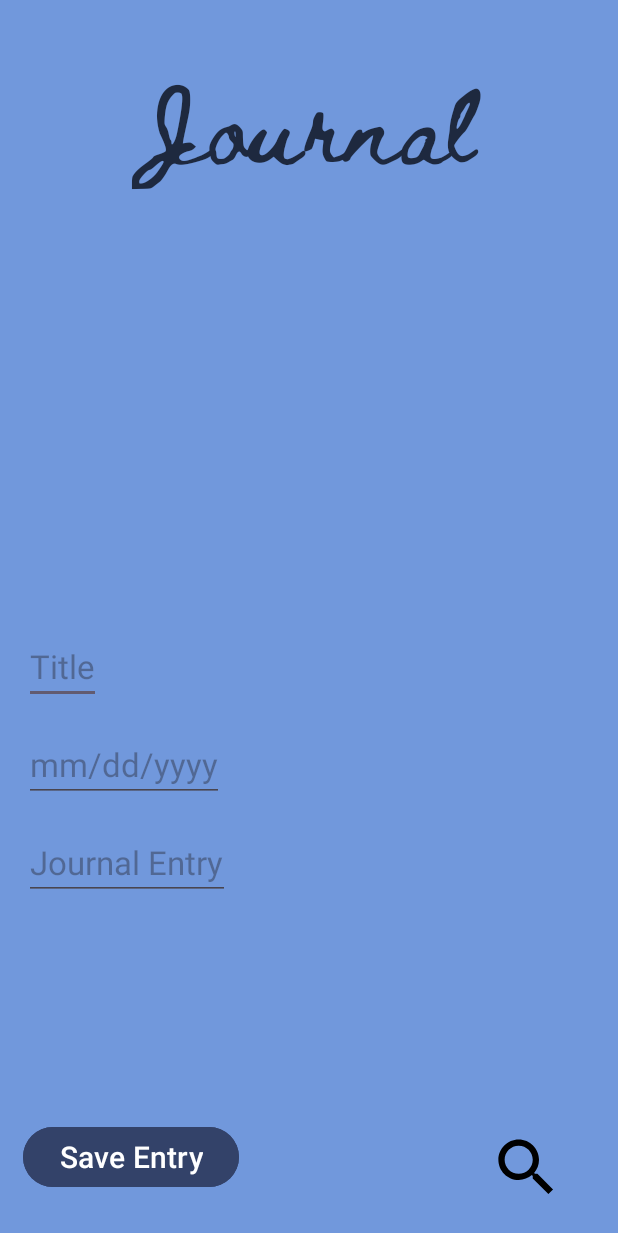
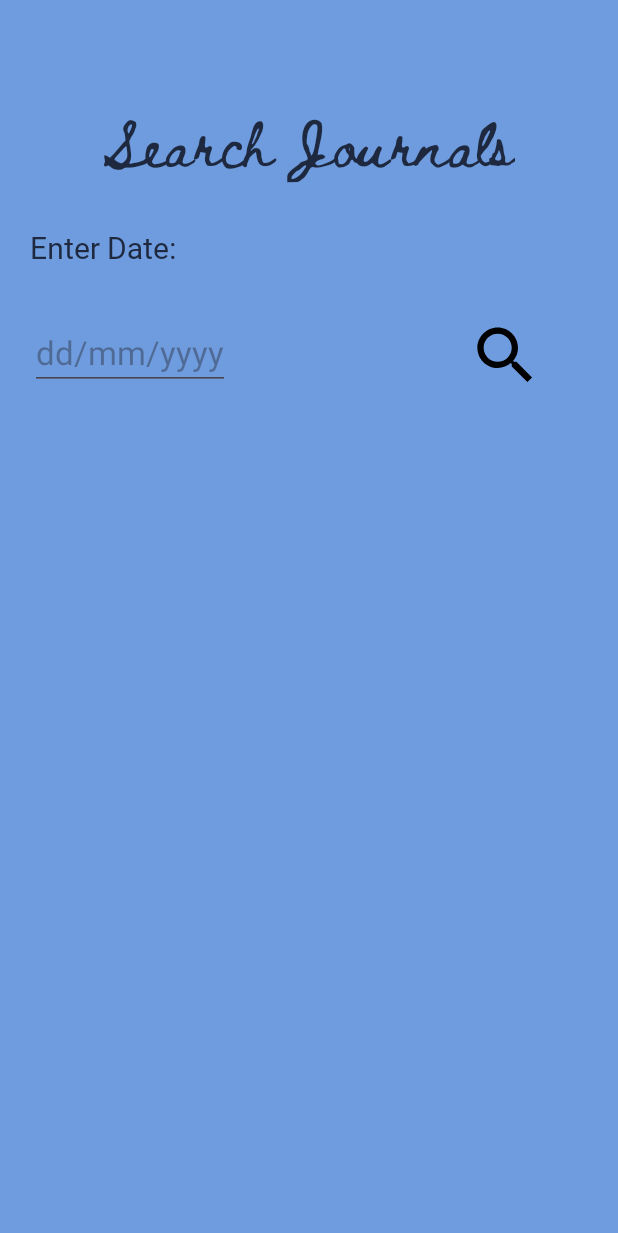
Before and after one commit to aavery0506/MADFinalApp, an Android app: the screen it shows after launch (Journal before the commit, JournalSearch after it), on a phone screen of 412 x 824 dp. Shown: the top 1233 px of the screen. Run offline under Robolectric (Android 15) with nearby library versions, the phone set to English and light mode, and no system bars.

Commit message:
working on journal search page

```diff
--- a/app/src/main/AndroidManifest.xml
+++ b/app/src/main/AndroidManifest.xml
@@ -13,7 +13,7 @@
         android:theme="@style/Theme.SelfCareApp"
         tools:targetApi="31">
         <activity
-            android:name=".JournalSearch"
+            android:name=".Journal"
             android:exported="false" />
         <activity
             android:name=".MainActivity"
@@ -31,7 +31,7 @@
             android:name=".LoginScreen"
             android:exported="false" />
         <activity
-            android:name=".Journal"
+            android:name=".JournalSearch"
             android:exported="true">
             <intent-filter>
                 <action android:name="android.intent.action.MAIN" />
--- a/app/src/main/java/com/example/selfcareapp/HomeScreen.java
+++ b/app/src/main/java/com/example/selfcareapp/HomeScreen.java
@@ -33,7 +33,7 @@ public class HomeScreen extends AppCompatActivity {
         binding.HomeJournal.setOnClickListener(new View.OnClickListener() {
             @Override
             public void onClick(View view) {
-                Intent intent = new Intent(HomeScreen.this, HomeScreen.class);
+                Intent intent = new Intent(HomeScreen.this, Journal.class);
                 startActivity(intent);
             }
         });
--- a/app/src/main/java/com/example/selfcareapp/JournalSearch.java
+++ b/app/src/main/java/com/example/selfcareapp/JournalSearch.java
@@ -1,6 +1,7 @@
 package com.example.selfcareapp;
 
 import android.os.Bundle;
+import android.view.View;
 
 import androidx.activity.EdgeToEdge;
 import androidx.appcompat.app.AppCompatActivity;
@@ -8,13 +9,23 @@ import androidx.core.graphics.Insets;
 import androidx.core.view.ViewCompat;
 import androidx.core.view.WindowInsetsCompat;
 
+import com.example.selfcareapp.databinding.ActivityJournalSearchBinding;
+
 public class JournalSearch extends AppCompatActivity {
+    ActivityJournalSearchBinding binding;
 
     @Override
     protected void onCreate(Bundle savedInstanceState) {
         super.onCreate(savedInstanceState);
         EdgeToEdge.enable(this);
-        setContentView(R.layout.activity_journal_search);
+        //setContentView(R.layout.activity_journal_search);
+        binding = ActivityJournalSearchBinding.inflate(getLayoutInflater());
+        View view = binding.getRoot();
+        setContentView(view);
+
+
+
+
         ViewCompat.setOnApplyWindowInsetsListener(findViewById(R.id.main), (v, insets) -> {
             Insets systemBars = insets.getInsets(WindowInsetsCompat.Type.systemBars());
             v.setPadding(systemBars.left, systemBars.top, systemBars.right, systemBars.bottom);
--- a/app/src/main/res/layout/activity_journal.xml
+++ b/app/src/main/res/layout/activity_journal.xml
@@ -100,7 +100,7 @@
         android:layout_marginStart="15dp"/>
 
     <ImageView
-        android:id="@+id/imageView"
+        android:id="@+id/iv_search_journalpg"
         android:layout_width="50dp"
         android:layout_height="50dp"
         android:layout_marginEnd="36dp"
--- a/app/src/main/res/layout/activity_journal_search.xml
+++ b/app/src/main/res/layout/activity_journal_search.xml
@@ -5,8 +5,8 @@
     android:id="@+id/main"
     android:layout_width="match_parent"
     android:layout_height="match_parent"
-    tools:context=".JournalSearch"
-    android:background="@color/MedBlue">
+    android:background="@color/MedBlue"
+    tools:context=".JournalSearch">
 
 
     <androidx.constraintlayout.widget.Guideline
@@ -17,55 +17,73 @@
         app:layout_constraintBottom_toBottomOf="parent"
         app:layout_constraintGuide_percent="0.33"
         app:layout_constraintTop_toTopOf="parent" />
-    <LinearLayout
+
+    <androidx.constraintlayout.widget.ConstraintLayout
+        android:id="@+id/linearLayout"
         android:layout_width="match_parent"
         android:layout_height="wrap_content"
-        app:layout_constraintTop_toTopOf="parent"
-        app:layout_constraintBottom_toTopOf="@id/guideline2">
+        app:layout_constraintBottom_toTopOf="@id/guideline2"
+        app:layout_constraintTop_toTopOf="parent">
 
 
-    </LinearLayout>
+    </androidx.constraintlayout.widget.ConstraintLayout>
 
     <androidx.recyclerview.widget.RecyclerView
         android:id="@+id/rv_search"
         android:layout_width="match_parent"
         android:layout_height="wrap_content"
-        app:layout_constraintTop_toBottomOf="@id/guideline2"
-        app:layout_constraintBottom_toBottomOf="parent"/>
+        tools:layout_editor_absoluteX="411dp" />
 
-    <ImageView
-        android:id="@+id/imageView2"
-        android:layout_width="60dp"
-        android:layout_height="60dp"
+    <TextView
+        android:id="@+id/tv_searchTitle"
+        android:layout_width="wrap_content"
+        android:layout_height="wrap_content"
+        android:fontFamily="@font/beth_ellen"
+        android:gravity="center"
+        android:text="Search Journals"
+        android:textColor="@color/DarkestBlue"
+        android:textSize="30sp"
+        app:layout_constraintBottom_toTopOf="@+id/guideline2"
         app:layout_constraintEnd_toEndOf="parent"
-        app:layout_constraintHorizontal_bias="0.772"
+        app:layout_constraintHorizontal_bias="0.496"
         app:layout_constraintStart_toStartOf="parent"
-        app:srcCompat="@drawable/baseline_search_24"
-        tools:layout_editor_absoluteY="167dp" />
+        app:layout_constraintTop_toTopOf="parent"
+        app:layout_constraintVertical_bias="0.30" />
 
     <EditText
         android:id="@+id/et_searchDate"
         android:layout_width="wrap_content"
         android:layout_height="wrap_content"
-        android:layout_marginStart="28dp"
         android:hint="dd/mm/yyyy"
         android:textAppearance="@style/TextAppearance.AppCompat.Large"
+        app:layout_constraintBottom_toTopOf="@+id/guideline2"
+        android:layout_marginStart="20dp"
         app:layout_constraintStart_toStartOf="parent"
-        tools:layout_editor_absoluteY="167dp" />
+        app:layout_constraintTop_toTopOf="parent"
+        app:layout_constraintVertical_bias="0.947" />
 
     <TextView
-        android:id="@+id/textView5"
+        android:id="@+id/tv_searchDate"
         android:layout_width="wrap_content"
         android:layout_height="wrap_content"
-        android:text="Search Journals"
-        tools:layout_editor_absoluteX="141dp"
-        tools:layout_editor_absoluteY="45dp" />
+        android:fontFamily="@font/gaegu"
+        android:text="Enter Date:"
+        android:textColor="@color/DarkestBlue"
+        android:textSize="20sp"
+        android:layout_marginStart="20dp"
+        app:layout_constraintBottom_toTopOf="@+id/guideline2"
+        app:layout_constraintStart_toStartOf="parent"
+        app:layout_constraintTop_toTopOf="parent"
+        app:layout_constraintVertical_bias="0.619" />
 
-    <TextView
-        android:id="@+id/textView4"
-        android:layout_width="wrap_content"
-        android:layout_height="wrap_content"
-        android:text="Enter Date:"
-        tools:layout_editor_absoluteX="46dp"
-        tools:layout_editor_absoluteY="126dp" />
+    <ImageView
+        android:id="@+id/imageView2"
+        android:layout_width="50dp"
+        android:layout_height="50dp"
+        android:layout_marginEnd="50dp"
+        android:layout_marginBottom="10dp"
+        app:layout_constraintBottom_toTopOf="@+id/guideline2"
+        app:layout_constraintEnd_toEndOf="parent"
+        app:srcCompat="@drawable/baseline_search_24" />
+
 </androidx.constraintlayout.widget.ConstraintLayout>
```
Also changed, not shown: app/src/main/java/com/example/selfcareapp/Journal.java (+11 -0 lines).
